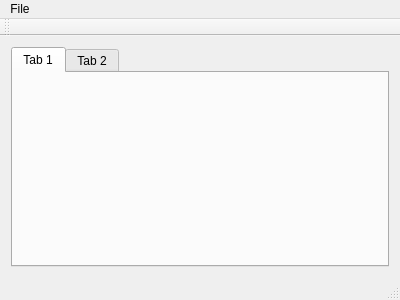
Old version of the form MainWindow.ui in the repository ChristopherSunith/Shepherd.
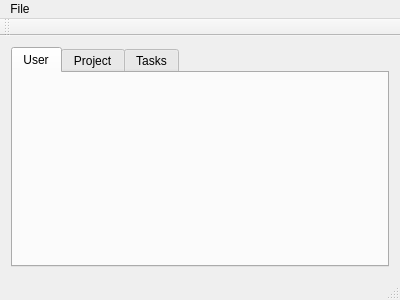
New version of the form.

Commit message: Task complete

What changed in the file:
```diff
--- a/MainWindow.ui
+++ b/MainWindow.ui
@@ -19,12 +19,17 @@
      <widget class="QTabWidget" name="tabWidget">
       <widget class="QWidget" name="tab">
        <attribute name="title">
-        <string>Tab 1</string>
+        <string>User</string>
        </attribute>
       </widget>
       <widget class="QWidget" name="tab_2">
        <attribute name="title">
-        <string>Tab 2</string>
+        <string>Project</string>
+       </attribute>
+      </widget>
+      <widget class="QWidget" name="tab_3">
+       <attribute name="title">
+        <string>Tasks</string>
        </attribute>
       </widget>
      </widget>
```
Left out of the diff: 3 changed lines with no effect on the pictures.
